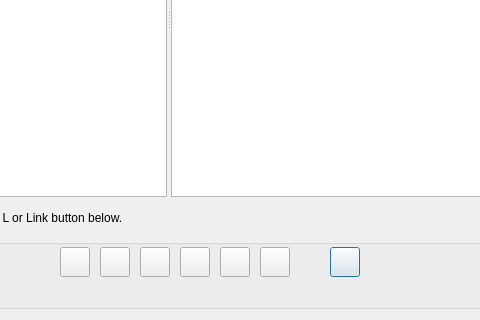
Qt form src/GUI_UIs/ui_manage_references.ui (ccbogel/QualCoder) before a commit; both pictures show x 281 to 761 and y 171 to 491 of the 899 by 491 pixel window.
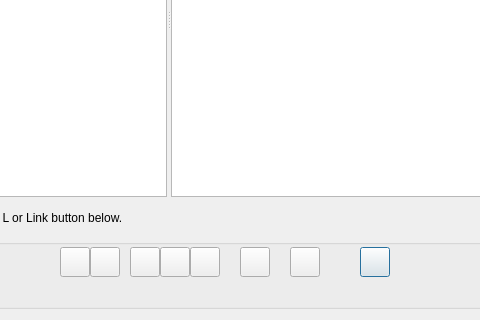
The same form after that commit.

Commit message: Add manual create button

```diff
--- a/src/GUI_UIs/ui_manage_references.ui
+++ b/src/GUI_UIs/ui_manage_references.ui
@@ -88,7 +88,7 @@
      <widget class="QPushButton" name="pushButton_delete_ref">
       <property name="geometry">
        <rect>
-        <x>600</x>
+        <x>630</x>
         <y>8</y>
         <width>30</width>
         <height>30</height>
@@ -104,7 +104,7 @@
      <widget class="QPushButton" name="pushButton_link">
       <property name="geometry">
        <rect>
-        <x>370</x>
+        <x>400</x>
         <y>8</y>
         <width>30</width>
         <height>30</height>
@@ -120,7 +120,7 @@
      <widget class="QPushButton" name="pushButton_unlink_files">
       <property name="geometry">
        <rect>
-        <x>410</x>
+        <x>430</x>
         <y>8</y>
         <width>30</width>
         <height>30</height>
@@ -136,7 +136,7 @@
      <widget class="QPushButton" name="pushButton_edit_ref">
       <property name="geometry">
        <rect>
-        <x>450</x>
+        <x>510</x>
         <y>8</y>
         <width>30</width>
         <height>30</height>
@@ -168,7 +168,7 @@
      <widget class="QPushButton" name="pushButton_auto_link">
       <property name="geometry">
        <rect>
-        <x>490</x>
+        <x>460</x>
         <y>8</y>
         <width>30</width>
         <height>30</height>
@@ -188,7 +188,7 @@
      <widget class="QPushButton" name="pushButton_export">
       <property name="geometry">
        <rect>
-        <x>530</x>
+        <x>560</x>
         <y>8</y>
         <width>30</width>
         <height>30</height>
@@ -201,6 +201,22 @@
        <string/>
       </property>
      </widget>
+     <widget class="QPushButton" name="pushButton_create">
+      <property name="geometry">
+       <rect>
+        <x>360</x>
+        <y>8</y>
+        <width>30</width>
+        <height>30</height>
+       </rect>
+      </property>
+      <property name="toolTip">
+       <string>Create a reference.</string>
+      </property>
+      <property name="text">
+       <string/>
+      </property>
+     </widget>
     </widget>
    </item>
   </layout>
```
